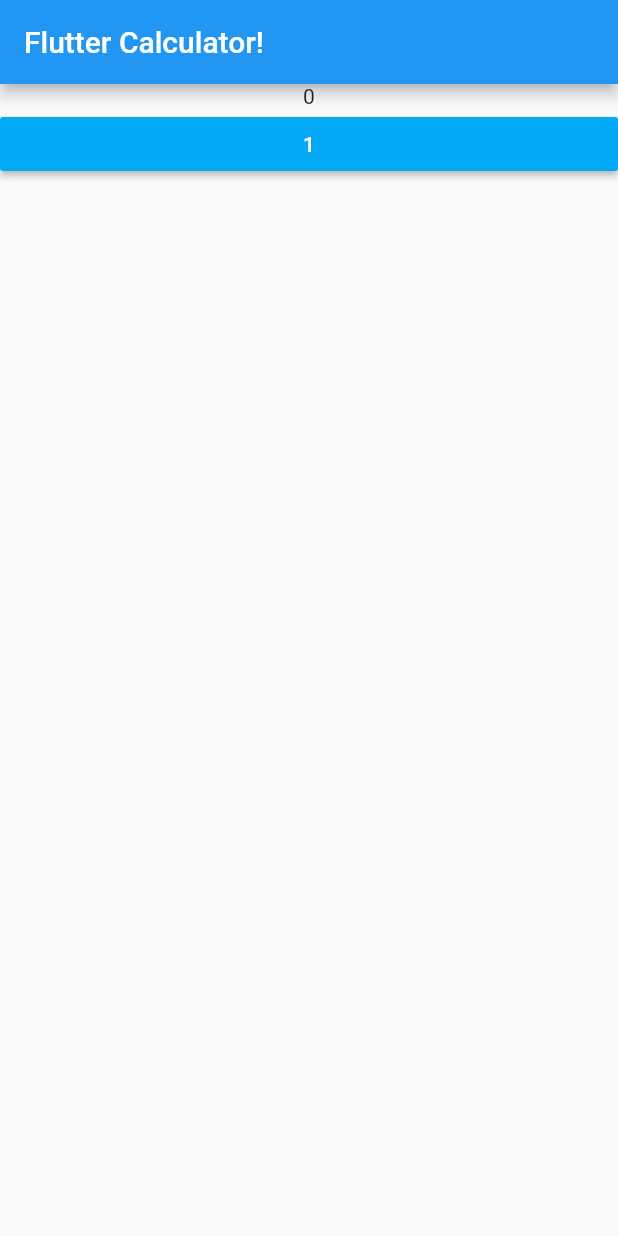
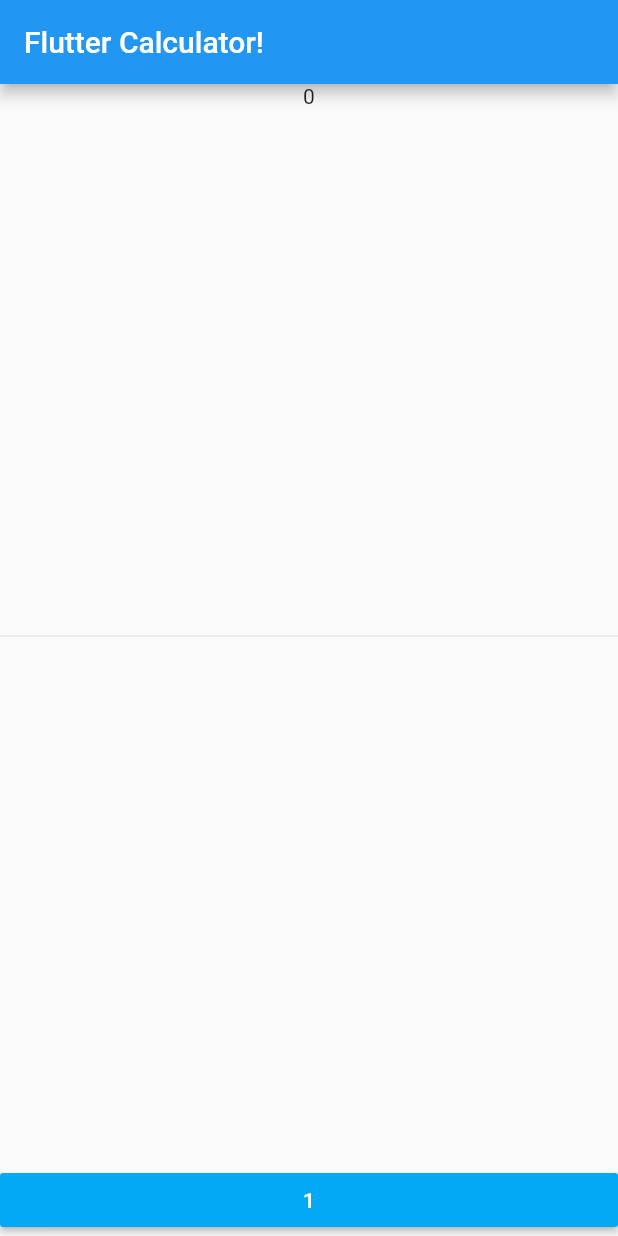
Before and after one commit to ohalliday/calculator-flutter, a Flutter app: the screen it shows after launch, on a phone screen of 412 x 824 dp. Run offline on Flutter 3.47's test engine with Material 2 defaults, Android fonts, the phone set to English and light mode, and no system bars.

Commit message:
Created a new Expanded widget to take up all the vertical space dividing the text and the buttons

```diff
--- a/lib/main.dart
+++ b/lib/main.dart
@@ -39,6 +39,10 @@ class _MyHomePageState extends State<MyHomePage> {
 
           new Text("0"),
 
+          new Expanded(
+            child: new Divider(),
+          ),
+
           Row(
               children: [
                 Expanded(
```
